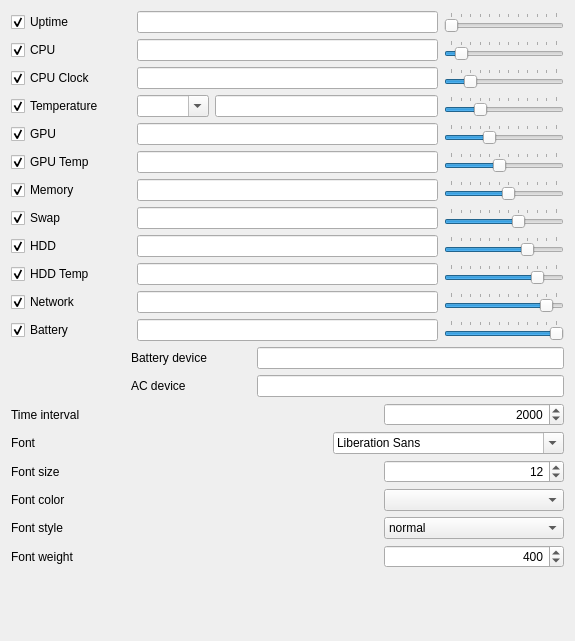
The window that sources/contents/ui/configwindow.ui (arcan1s/awesome-widgets) describes before a commit, drawn with Qt 5.
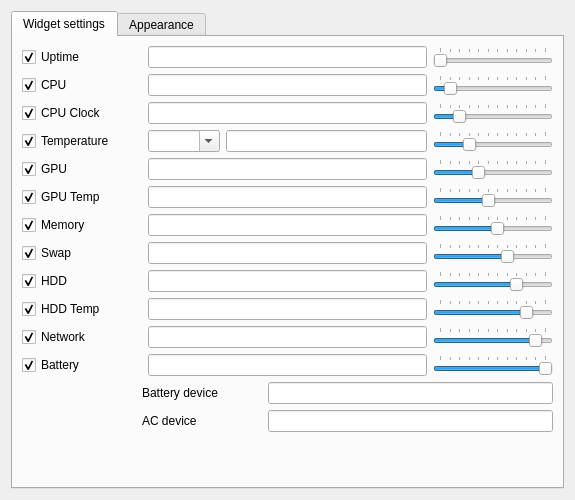
The same window after the commit. Custom widgets are drawn as their Qt base class.

Commit message: Edited configuration interface * changed (bool == 1) to (bool > 0)

```diff
--- a/sources/contents/ui/configwindow.ui
+++ b/sources/contents/ui/configwindow.ui
@@ -7,7 +7,7 @@
     <x>0</x>
     <y>0</y>
     <width>575</width>
-    <height>641</height>
+    <height>500</height>
    </rect>
   </property>
   <property name="sizePolicy">
@@ -19,7 +19,7 @@
   <property name="minimumSize">
    <size>
     <width>575</width>
-    <height>640</height>
+    <height>500</height>
    </size>
   </property>
   <property name="maximumSize">
@@ -31,7 +31,17 @@
   <property name="windowTitle">
    <string>Form</string>
   </property>
-  <layout class="QVBoxLayout" name="verticalLayout">
+  <layout class="QGridLayout" name="gridLayout">
+   <item row="0" column="0">
+    <widget class="QTabWidget" name="tabWidget">
+     <property name="currentIndex">
+      <number>0</number>
+     </property>
+     <widget class="QWidget" name="settings">
+      <attribute name="title">
+       <string>Widget settings</string>
+      </attribute>
+      <layout class="QVBoxLayout" name="verticalLayout_2">
    <item>
     <layout class="QHBoxLayout" name="layout_uptime">
      <item>
@@ -826,6 +836,26 @@
     </layout>
    </item>
    <item>
+        <spacer name="spacer_elements">
+         <property name="orientation">
+          <enum>Qt::Vertical</enum>
+         </property>
+         <property name="sizeHint" stdset="0">
+          <size>
+           <width>20</width>
+           <height>0</height>
+          </size>
+         </property>
+        </spacer>
+       </item>
+      </layout>
+     </widget>
+     <widget class="QWidget" name="appearance">
+      <attribute name="title">
+       <string>Appearance</string>
+      </attribute>
+      <layout class="QVBoxLayout" name="verticalLayout_3">
+       <item>
     <layout class="QHBoxLayout" name="layout_interval">
      <item>
       <widget class="QLabel" name="label_interval">
@@ -1121,42 +1151,23 @@
     </layout>
    </item>
    <item>
-    <spacer name="verticalSpacer">
+        <spacer name="spacer_text">
      <property name="orientation">
       <enum>Qt::Vertical</enum>
      </property>
      <property name="sizeHint" stdset="0">
       <size>
        <width>20</width>
-       <height>0</height>
+           <height>40</height>
       </size>
      </property>
     </spacer>
    </item>
   </layout>
-  <zorder>layoutWidget</zorder>
-  <zorder>layoutWidget</zorder>
-  <zorder>layoutWidget</zorder>
-  <zorder>layoutWidget</zorder>
-  <zorder>layoutWidget</zorder>
-  <zorder>layoutWidget</zorder>
-  <zorder>layoutWidget</zorder>
-  <zorder>layoutWidget_2</zorder>
-  <zorder>layoutWidget_3</zorder>
-  <zorder>layoutWidget_4</zorder>
-  <zorder>layoutWidget_5</zorder>
-  <zorder>layoutWidget_6</zorder>
-  <zorder>layoutWidget_7</zorder>
-  <zorder>layoutWidget_8</zorder>
-  <zorder>layoutWidget_9</zorder>
-  <zorder>layoutWidget_10</zorder>
-  <zorder>layoutWidget_11</zorder>
-  <zorder>layoutWidget_12</zorder>
-  <zorder>layoutWidget_13</zorder>
-  <zorder>spinBox_weight</zorder>
-  <zorder>spacer_weight</zorder>
-  <zorder>label_weight</zorder>
-  <zorder>verticalSpacer</zorder>
+     </widget>
+    </widget>
+   </item>
+  </layout>
  </widget>
  <customwidgets>
   <customwidget>
```
Left out of the diff: 1 changed line with no effect on the pictures. Lines whose indentation alone changed are shown as unchanged. The commit also changes 6 other files.
